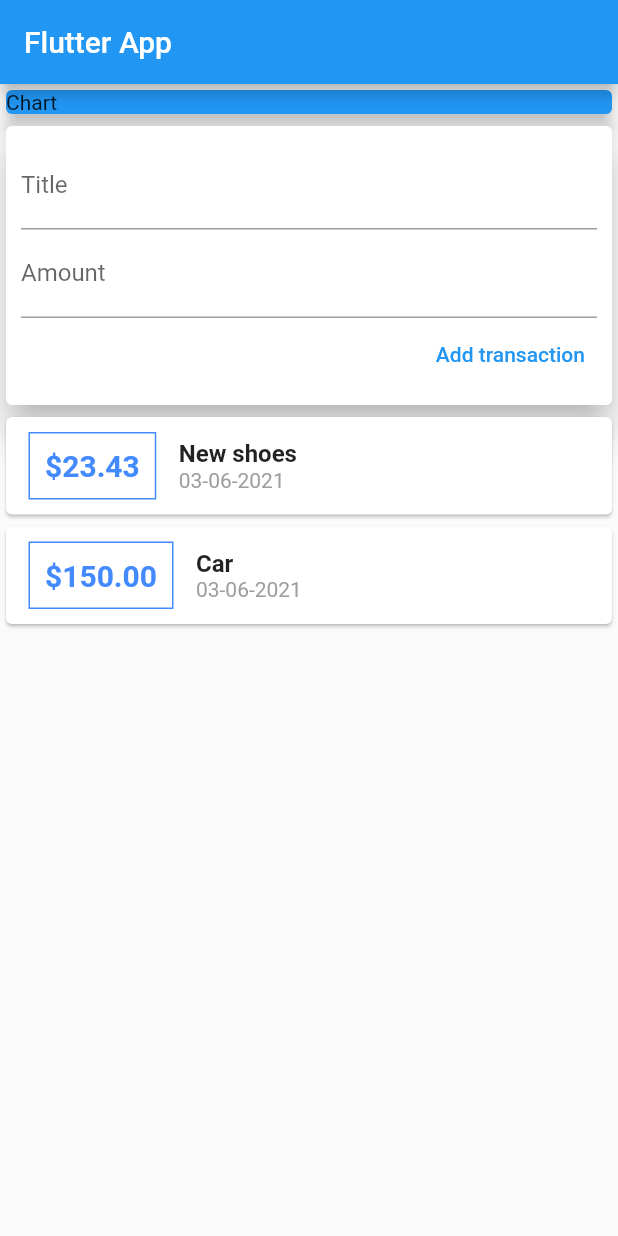
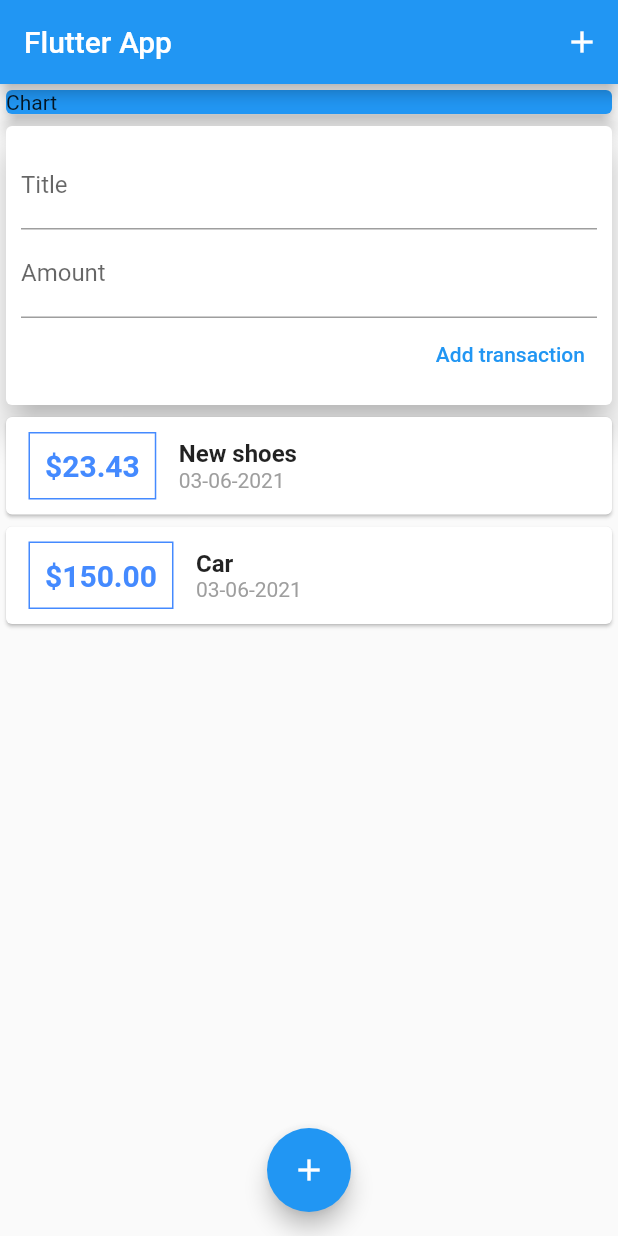
Before and after one commit to Damian9696/personal_expenses, a Flutter app: the screen it shows after launch, on a phone screen of 412 x 824 dp. Run offline on Flutter 3.47's test engine with Material 2 defaults, Android fonts, the phone set to English and light mode, and no system bars.

Commit message:
Added button inside AppBar; Added floating action button;

```diff
--- a/lib/main.dart
+++ b/lib/main.dart
@@ -33,6 +33,9 @@ class MyHomePage extends StatelessWidget {
     return Scaffold(
       appBar: AppBar(
         title: Text('Flutter App'),
+        actions: [
+          IconButton(onPressed: (){}, icon: Icon(Icons.add))
+        ],
       ),
       body: SingleChildScrollView(
         child: Column(
@@ -51,6 +54,8 @@ class MyHomePage extends StatelessWidget {
           ],
         ),
       ),
+      floatingActionButtonLocation: FloatingActionButtonLocation.centerFloat,
+      floatingActionButton: FloatingActionButton(onPressed: (){},child: Icon(Icons.add),),
     );
   }
 }
```
